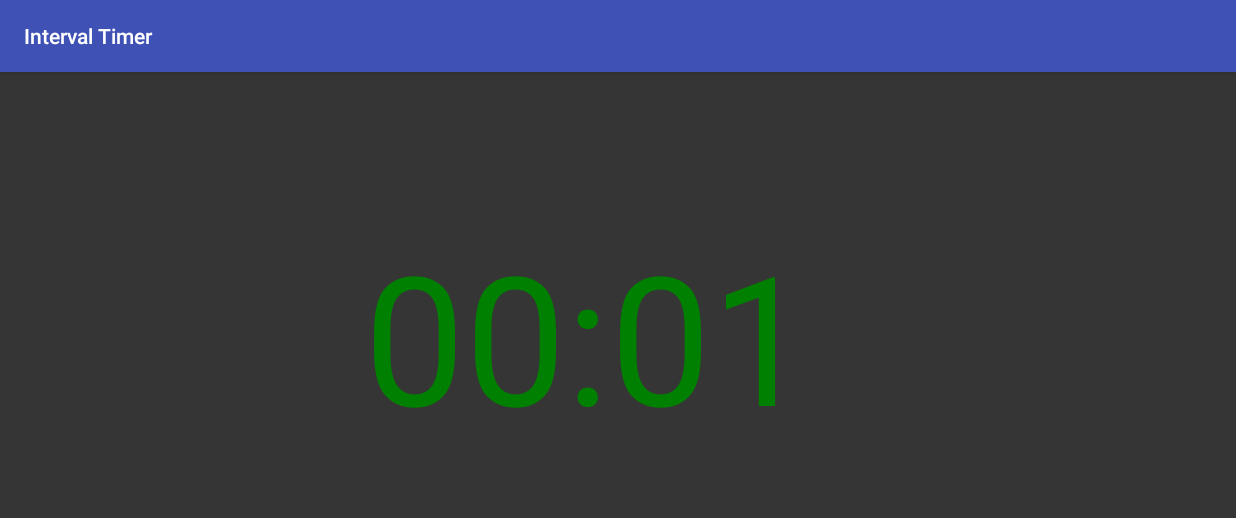
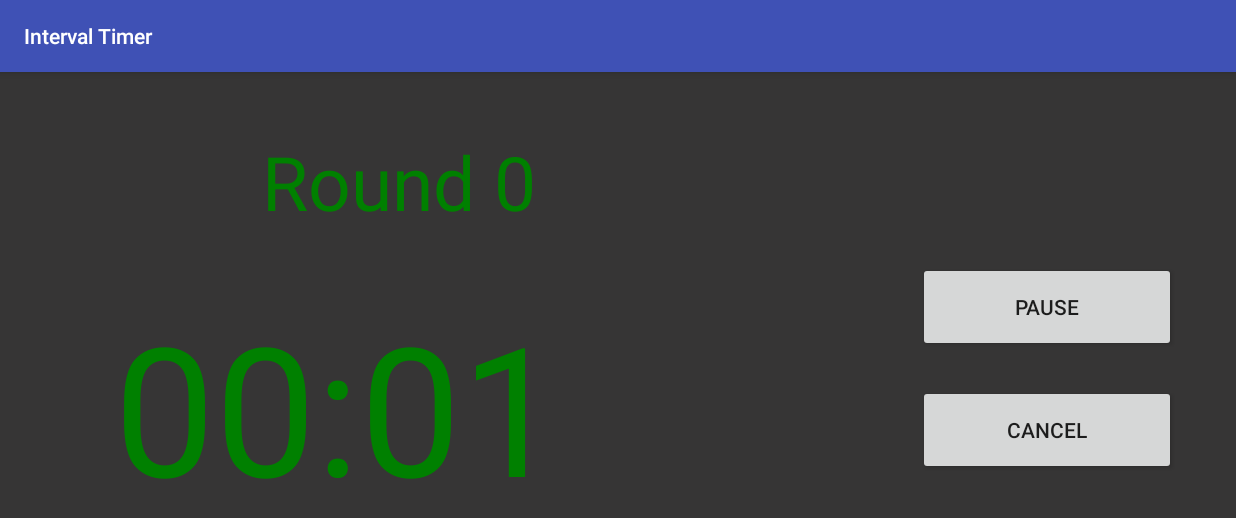
Before and after one commit to apanisales/IntervalTimer, an Android app: the RoundTimerActivity screen opened directly, with no data from a screen before it, on a phone screen of 824 x 412 dp (held sideways). Shown: the top 518 px of the screen. Run offline under Robolectric (Android 15) with nearby library versions, the phone set to English and light mode, and no system bars; 1 statement that could not run was skipped.

Commit message:
Added round counter, pause buttons, and cancel buttons

```diff
--- a/app/src/main/java/com/anthonypanisales/intervaltimer/MainActivity.java
+++ b/app/src/main/java/com/anthonypanisales/intervaltimer/MainActivity.java
@@ -65,6 +65,7 @@ public class MainActivity extends AppCompatActivity {
         roundIntent.putExtra("bMins", bMins);
         roundIntent.putExtra("bSecs", bSecs);
         roundIntent.putExtra("rounds", rounds);
+        roundIntent.putExtra("currentRound", 1);
         startActivity(roundIntent);
     }
 }
--- a/app/src/main/java/com/anthonypanisales/intervaltimer/RoundTimerActivity.java
+++ b/app/src/main/java/com/anthonypanisales/intervaltimer/RoundTimerActivity.java
@@ -5,20 +5,85 @@ import android.os.Bundle;
 import android.os.CountDownTimer;
 import android.os.Handler;
 import android.support.v7.app.AppCompatActivity;
+import android.view.View;
+import android.widget.Button;
 import android.widget.TextView;
 
 import java.util.Locale;
 import java.util.concurrent.TimeUnit;
 
-public class RoundTimerActivity extends AppCompatActivity {
+public class RoundTimerActivity extends AppCompatActivity implements View.OnClickListener {
 
-    TextView MainTimer;
-    Handler myHandler;
+    private class MyTimer extends CountDownTimer {
+
+        MyTimer(long millisInFuture, long countDownInterval) {
+            super(millisInFuture, countDownInterval);
+        }
+
+        public void onTick(long millisUntilFinished) {
+            long minUntilFinished = TimeUnit.MILLISECONDS.toMinutes(millisUntilFinished) % 60;
+            long secUntilFinished = TimeUnit.MILLISECONDS.toSeconds(millisUntilFinished) % 60;
+            millisecsLeft = millisUntilFinished;
+
+            MainTimerText.setText(String.format(Locale.US, "%02d:%02d", minUntilFinished, secUntilFinished));
+        }
+
+        public void onFinish() {
+            // TODO: Make sound at end of round
+
+            if (rounds == 1)
+                finish();
+        }
+    }
+
+    private TextView MainTimerText;
+    private CountDownTimer timer;
+    private Handler myHandler;
+    private Button pauseButton, resumeButton;
+    private long millisecsLeft;
+    private int rounds;
+    private Intent breakIntent;
 
     @Override
     public void onBackPressed() {
         myHandler.removeCallbacksAndMessages(null);
         finish();
+    }
+
+    public void onClick(View v) {
+        switch (v.getId()) {
+            case R.id.round_pause_button: {
+                timer.cancel();
+                myHandler.removeCallbacksAndMessages(null);
+                pauseButton.setVisibility(View.GONE);
+                resumeButton.setVisibility(View.VISIBLE);
+                break;
+            }
+
+            case R.id.round_resume_button: {
+                timer = new MyTimer(millisecsLeft, 1000);
+                timer.start();
+
+                myHandler.postDelayed(new Runnable() {
+                    @Override
+                    public void run() {
+                        if (rounds > 0)
+                            startActivity(breakIntent);
+                        finish();
+                    }
+                }, millisecsLeft);
+
+                resumeButton.setVisibility(View.GONE);
+                pauseButton.setVisibility(View.VISIBLE);
+                break;
+            }
+
+            case R.id.round_cancel_button: {
+                myHandler.removeCallbacksAndMessages(null);
+                finish();
+                break;
+            }
+        }
     }
 
     @Override
@@ -27,53 +92,48 @@ public class RoundTimerActivity extends AppCompatActivity {
         setContentView(R.layout.roundtimer);
 
         Intent i = getIntent();
+
+        rounds = i.getIntExtra("rounds", 0);
+
         int rMins = i.getIntExtra("rMins", 0);
         int rSecs = i.getIntExtra("rSecs", 0);
         int bMins = i.getIntExtra("bMins", 0);
         int bSecs = i.getIntExtra("bSecs", 0);
-        final int rounds = i.getIntExtra("rounds", 0);
+        int currentRound = i.getIntExtra("currentRound", 0);
 
-        MainTimer = findViewById(R.id.MainTimer);
+        MainTimerText = findViewById(R.id.MainTimer);
+        TextView roundCounter = findViewById(R.id.round_counter);
+        myHandler = new Handler();
+
+        pauseButton = findViewById(R.id.round_pause_button);
+        pauseButton.setOnClickListener(this);
+
+        resumeButton = findViewById(R.id.round_resume_button);
+        resumeButton.setOnClickListener(this);
+
+        Button cancelButton = findViewById(R.id.round_cancel_button);
+        cancelButton.setOnClickListener(this);
+
+        roundCounter.setText(String.format(Locale.US, "Round %d", currentRound));
 
         int roundMills = (rMins * 60000) + (rSecs * 1000) + 1000;
 
-        new CountDownTimer(roundMills, 1000) {
+        timer = new MyTimer(roundMills, 1000);
+        timer.start();
 
-            public void onTick(long millisUntilFinished) {
-                long minUntilFinished = TimeUnit.MILLISECONDS.toMinutes(millisUntilFinished) % 60;
-                long secUntilFinished = TimeUnit.MILLISECONDS.toSeconds(millisUntilFinished) % 60;
-
-                MainTimer.setText(String.format(Locale.US, "%02d:%02d", minUntilFinished, secUntilFinished));
-            }
-
-            // TODO: Make pause/stop button
-            // TODO: Make round counter
-            // TODO: Make cancel button
-
-            public void onFinish() {
-                // TODO: Make sound at end of round
-
-                if (rounds == 1)
-                    finish();
-            }
-
-        }.start();
-
-        if (rounds == 1)
-            return;
-
-        final Intent breakIntent = new Intent(RoundTimerActivity.this, BreakTimerActivity.class);
+        breakIntent = new Intent(RoundTimerActivity.this, BreakTimerActivity.class);
         breakIntent.putExtra("rMins", rMins);
         breakIntent.putExtra("rSecs", rSecs);
         breakIntent.putExtra("bMins", bMins);
         breakIntent.putExtra("bSecs", bSecs);
-        breakIntent.putExtra("rounds", rounds - 1);
+        breakIntent.putExtra("rounds", --rounds);
+        breakIntent.putExtra("currentRound", ++currentRound);
 
-        myHandler = new Handler();
         myHandler.postDelayed(new Runnable() {
             @Override
             public void run() {
-                startActivity(breakIntent);
+                if (rounds > 0)
+                    startActivity(breakIntent);
                 finish();
             }
         }, roundMills);
--- a/app/src/main/res/layout-land/roundtimer.xml
+++ b/app/src/main/res/layout-land/roundtimer.xml
@@ -13,19 +13,92 @@
 
         <TextView
             android:id="@+id/MainTimer"
-            android:textSize="@dimen/timer_font_size"
-            android:textColor="@color/roundTimerColor"
             android:layout_width="wrap_content"
             android:layout_height="wrap_content"
             android:layout_marginBottom="8dp"
             android:layout_marginLeft="8dp"
             android:layout_marginRight="8dp"
             android:layout_marginTop="8dp"
+            android:textColor="@color/roundTimerColor"
+            android:textSize="@dimen/timer_font_size"
             app:layout_constraintBottom_toBottomOf="parent"
-            app:layout_constraintHorizontal_bias="0.461"
+            app:layout_constraintHorizontal_bias="0.134"
             app:layout_constraintLeft_toLeftOf="parent"
             app:layout_constraintRight_toRightOf="parent"
             app:layout_constraintTop_toTopOf="parent"
-            app:layout_constraintVertical_bias="0.464" />
+            app:layout_constraintVertical_bias="0.715"/>
+
+        <TextView
+            android:id="@+id/round_counter"
+            android:layout_width="wrap_content"
+            android:layout_height="wrap_content"
+            android:layout_marginBottom="8dp"
+            android:layout_marginLeft="8dp"
+            android:layout_marginRight="8dp"
+            android:layout_marginTop="8dp"
+            android:textColor="@color/roundTimerColor"
+            android:textSize="@dimen/round_counter_size"
+            app:layout_constraintBottom_toBottomOf="parent"
+            app:layout_constraintHorizontal_bias="0.266"
+            app:layout_constraintLeft_toLeftOf="parent"
+            app:layout_constraintRight_toRightOf="parent"
+            app:layout_constraintTop_toTopOf="parent"
+            app:layout_constraintVertical_bias="0.111" />
+
+        <Button
+            android:id="@+id/round_pause_button"
+            android:layout_width="172dp"
+            android:layout_height="60dp"
+            android:layout_marginBottom="8dp"
+            android:layout_marginEnd="8dp"
+            android:layout_marginLeft="8dp"
+            android:layout_marginRight="8dp"
+            android:layout_marginStart="8dp"
+            android:layout_marginTop="8dp"
+            android:text="@string/pause"
+            app:layout_constraintBottom_toBottomOf="parent"
+            app:layout_constraintEnd_toEndOf="parent"
+            app:layout_constraintHorizontal_bias="0.95"
+            app:layout_constraintStart_toStartOf="parent"
+            app:layout_constraintTop_toTopOf="parent"
+            app:layout_constraintVertical_bias="0.412" />
+
+        <Button
+            android:id="@+id/round_resume_button"
+            android:layout_width="172dp"
+            android:layout_height="60dp"
+            android:layout_marginBottom="8dp"
+            android:layout_marginEnd="8dp"
+            android:layout_marginLeft="8dp"
+            android:layout_marginRight="8dp"
+            android:layout_marginStart="8dp"
+            android:layout_marginTop="8dp"
+            android:visibility="gone"
+            android:text="@string/resume"
+            app:layout_constraintBottom_toBottomOf="parent"
+            app:layout_constraintEnd_toEndOf="parent"
+            app:layout_constraintHorizontal_bias="0.95"
+            app:layout_constraintStart_toStartOf="parent"
+            app:layout_constraintTop_toTopOf="parent"
+            app:layout_constraintVertical_bias="0.412" />
+
+        <Button
+            android:id="@+id/round_cancel_button"
+            android:layout_width="172dp"
+            android:layout_height="60dp"
+            android:layout_marginBottom="8dp"
+            android:layout_marginEnd="8dp"
+            android:layout_marginLeft="8dp"
+            android:layout_marginRight="8dp"
+            android:layout_marginStart="8dp"
+            android:layout_marginTop="8dp"
+            android:text="@string/cancel"
+            app:layout_constraintBottom_toBottomOf="parent"
+            app:layout_constraintEnd_toEndOf="parent"
+            app:layout_constraintHorizontal_bias="0.95"
+            app:layout_constraintStart_toStartOf="parent"
+            app:layout_constraintTop_toTopOf="parent"
+            app:layout_constraintVertical_bias="0.696" />
+
     </android.support.constraint.ConstraintLayout>
 </android.support.design.widget.CoordinatorLayout>
--- a/app/src/main/res/values/dimens.xml
+++ b/app/src/main/res/values/dimens.xml
@@ -1,4 +1,5 @@
 <resources>
     <dimen name="fab_margin">16dp</dimen>
     <dimen name="timer_font_size">120sp</dimen>
+    <dimen name="round_counter_size">50sp</dimen>
 </resources>
--- a/app/src/main/res/values/strings.xml
+++ b/app/src/main/res/values/strings.xml
@@ -2,4 +2,7 @@
     <string name="app_name">Interval Timer</string>
     <string name="action_settings">Settings</string>
     <string name="zero">0</string>
+    <string name="pause">Pause</string>
+    <string name="cancel">Cancel</string>
+    <string name="resume">Resume</string>
 </resources>
```
Also changed, not shown: app/src/main/java/com/anthonypanisales/intervaltimer/BreakTimerActivity.java (+86 -26 lines), app/src/main/res/layout-land/breaktimer.xml (+78 -4 lines).
